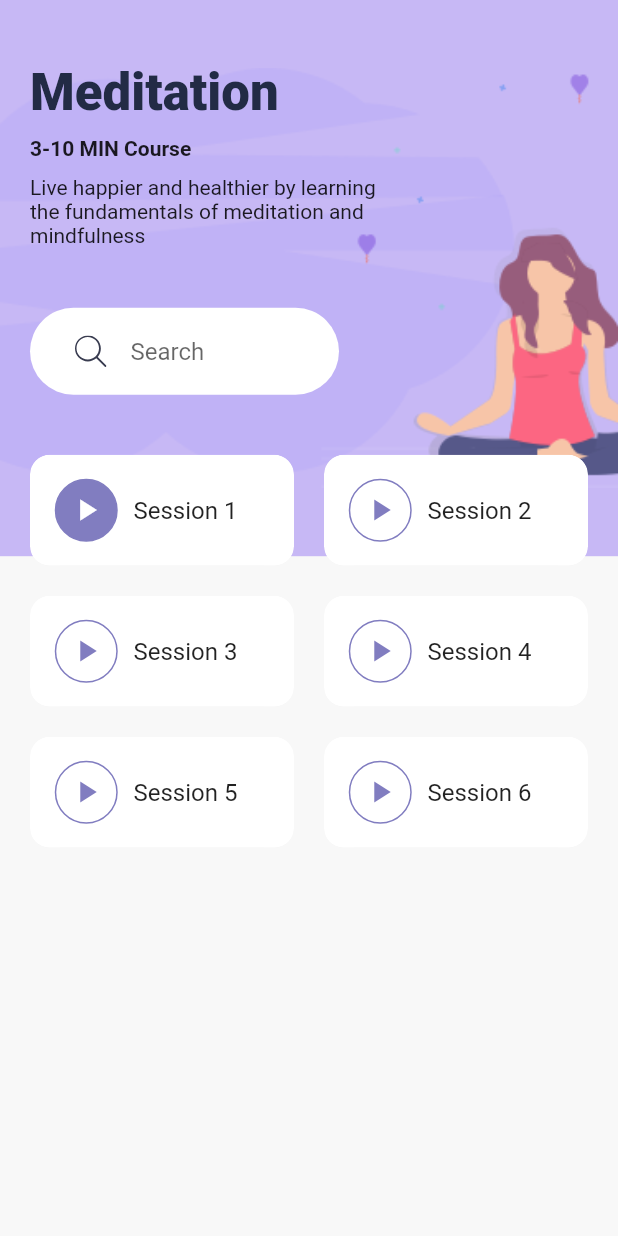
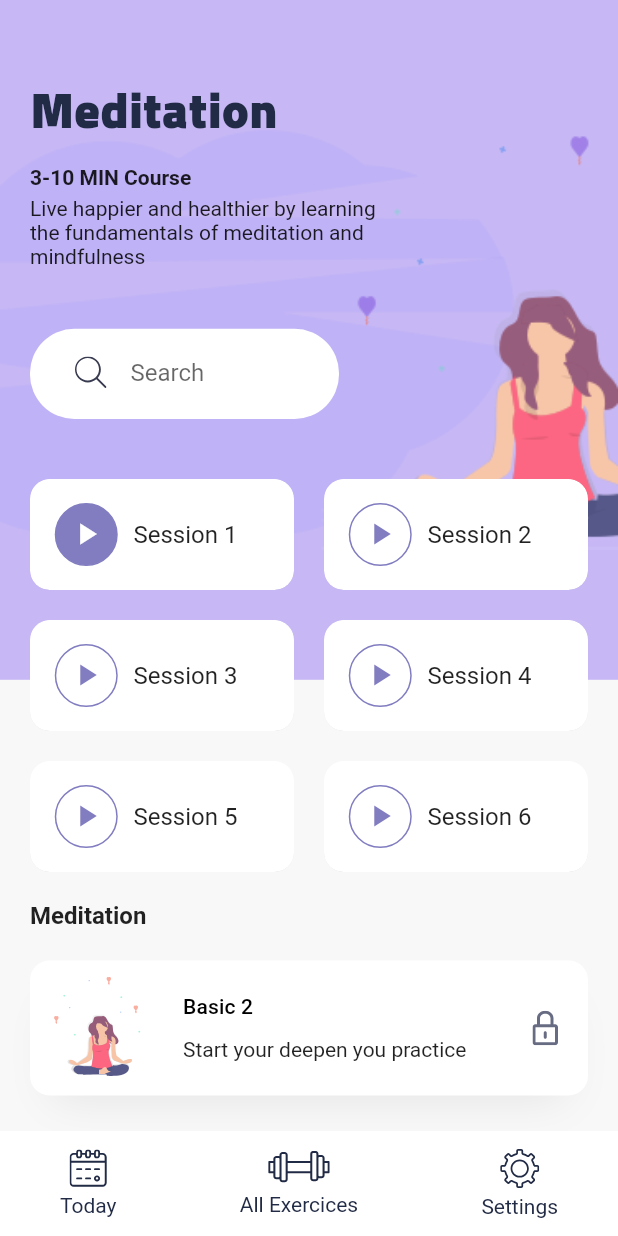
Before and after one commit to RichardsonMM/Meditation_App, a Flutter app: the screen it shows after launch, after a tap on "Meditation", on a phone screen of 412 x 824 dp. Run offline on Flutter 3.47's test engine with Material 2 defaults, Android fonts, the phone set to English and light mode, and no system bars; our stand-ins replace flutter_svg; Roboto replaces fonts that are missing (Cario).

Commit message:
Projeto em Desenvolvimento

```diff
--- a/lib/main.dart
+++ b/lib/main.dart
@@ -127,31 +127,41 @@ class HomeScreen extends StatelessWidget {
   }
 }
 
-class BottomNavItem extends StatelessWidget {
+class BottomNavItem extends StatefulWidget {
   final String svgSrc;
   final String title;
   final VoidCallback press;
-  final bool isActive;
+  final bool isActive_Today;
+  final bool isActive_All;
+  final bool isActive_Settings;
   const BottomNavItem({
     Key? key,
     required this.svgSrc,
     required this.title,
     required this.press,
-    this.isActive = false,
+    required this.isActive_Today,
+    required this.isActive_All,
+    required this.isActive_Settings,
   }) : super(key: key);
 
   @override
+  State<BottomNavItem> createState() => _BottomNavItemState();
+}
+
+class _BottomNavItemState extends State<BottomNavItem> {
+  @override
   Widget build(BuildContext context) {
     return GestureDetector(
-      onTap: press,
+      onTap: widget.press,
       child: Column(
         mainAxisAlignment: MainAxisAlignment.spaceAround,
         children: [
-          SvgPicture.asset(svgSrc,
-              color: isActive ? kActiveIconColor : kTextColor),
+          SvgPicture.asset(widget.svgSrc,
+              color: widget.isActive_Today ? kActiveIconColor : kTextColor),
           Text(
-            title,
-            style: TextStyle(color: isActive ? kActiveIconColor : kTextColor),
+            widget.title,
+            style: TextStyle(
+                color: widget.isActive_Today ? kActiveIconColor : kTextColor),
           ),
         ],
       ),
--- a/lib/screens/details_screen.dart
+++ b/lib/screens/details_screen.dart
@@ -1,5 +1,7 @@
 import 'package:flutter/material.dart';
+import 'package:flutter_svg/flutter_svg.dart';
 import 'package:meditation_app/constants.dart';
+import 'package:meditation_app/widgets/bottom_nav_bar.dart';
 
 import '../widgets/search_bar.dart';
 import '../widgets/session_card.dart';
@@ -9,10 +11,11 @@ class DetailsScreen extends StatelessWidget {
   Widget build(BuildContext context) {
     Size size = MediaQuery.of(context).size;
     return Scaffold(
+      bottomNavigationBar: BottomNavBar(),
       body: Stack(
         children: [
           Container(
-            height: size.height * .45,
+            height: size.height * .55,
             decoration: const BoxDecoration(
               color: kBlueLightColor,
               image: DecorationImage(
@@ -24,6 +27,8 @@ class DetailsScreen extends StatelessWidget {
           SafeArea(
             child: Padding(
               padding: const EdgeInsets.symmetric(horizontal: 20),
+              child: SingleChildScrollView(
+                scrollDirection: Axis.vertical,
                 child: Column(
                   crossAxisAlignment: CrossAxisAlignment.start,
                   children: [
@@ -32,53 +37,107 @@ class DetailsScreen extends StatelessWidget {
                     ),
                     Text(
                       "Meditation",
-                    style: Theme.of(context)
-                        .textTheme
-                        .headline4
-                        ?.copyWith(fontWeight: FontWeight.w900),
+                      style: Theme.of(context).textTheme.headline4?.copyWith(
+                          fontWeight: FontWeight.w900, fontFamily: "Cairo"),
                     ),
-                  SizedBox(height: 10),
-                  Text(
+                    const SizedBox(height: 5),
+                    const Text(
                       "3-10 MIN Course",
                       style: TextStyle(fontWeight: FontWeight.bold),
                     ),
-                  SizedBox(height: 10),
+                    const SizedBox(height: 5),
                     SizedBox(
                       width: size.width * .6,
-                    child: Text(
+                      child: const Text(
                         "Live happier and healthier by learning the fundamentals of meditation and mindfulness",
                       ),
                     ),
                     SizedBox(
                       width: size.width * .5,
-                    child: SearchBar(),
+                      height: size.height * .17,
+                      child: const SearchBar(),
                     ),
                     Wrap(
                       spacing: 20,
                       runSpacing: 20,
-                    children: const [
+                      children: [
                         SessionCard(
                           sessionNum: 1,
                           isDone: true,
+                          press: () {},
                         ),
                         SessionCard(
                           sessionNum: 2,
+                          press: () {},
                         ),
                         SessionCard(
                           sessionNum: 3,
+                          press: () {},
                         ),
                         SessionCard(
                           sessionNum: 4,
+                          press: () {},
                         ),
                         SessionCard(
                           sessionNum: 5,
+                          press: () {},
                         ),
                         SessionCard(
                           sessionNum: 6,
+                          press: () {},
                         ),
                       ],
+                    ),
+                    const SizedBox(height: 20),
+                    Text(
+                      "Meditation",
+                      style: Theme.of(context).textTheme.titleMedium?.copyWith(
+                          fontWeight: FontWeight.bold, fontFamily: "Cario"),
+                    ),
+                    Container(
+                      margin: EdgeInsets.symmetric(vertical: 20),
+                      padding: EdgeInsets.all(10),
+                      height: 90,
+                      decoration: BoxDecoration(
+                        color: Colors.white,
+                        borderRadius: BorderRadius.circular(13),
+                        boxShadow: const [
+                          BoxShadow(
+                            offset: Offset(0, 17),
+                            blurRadius: 23,
+                            spreadRadius: -13,
+                            color: kShadowColor,
                           )
                         ],
+                      ),
+                      child: Row(
+                        children: [
+                          SvgPicture.asset(
+                            "assets/icons/Meditation_women_small.svg",
+                          ),
+                          SizedBox(width: 20),
+                          Expanded(
+                            child: Column(
+                                mainAxisAlignment:
+                                    MainAxisAlignment.spaceEvenly,
+                                crossAxisAlignment: CrossAxisAlignment.start,
+                                children: [
+                                  Text(
+                                    "Basic 2",
+                                    style:
+                                        Theme.of(context).textTheme.subtitle2,
+                                  ),
+                                  Text("Start your deepen you practice")
+                                ]),
+                          ),
+                          Padding(
+                              padding: EdgeInsets.all(10),
+                              child: SvgPicture.asset("assets/icons/Lock.svg"))
+                        ],
+                      ),
+                    ),
+                  ],
+                ),
               ),
             ),
           )
--- a/lib/widgets/bottom_nav_bar.dart
+++ b/lib/widgets/bottom_nav_bar.dart
@@ -2,11 +2,19 @@ import 'package:flutter/material.dart';
 
 import '../main.dart';
 
-class BottomNavBar extends StatelessWidget {
+class BottomNavBar extends StatefulWidget {
   const BottomNavBar({
     Key? key,
   }) : super(key: key);
 
+  @override
+  State<BottomNavBar> createState() => _BottomNavBarState();
+}
+
+class _BottomNavBarState extends State<BottomNavBar> {
+  bool stateToday = false;
+  bool stateAll = false;
+  bool stateSettings = false;
   @override
   Widget build(BuildContext context) {
     return Container(
@@ -19,18 +27,38 @@ class BottomNavBar extends StatelessWidget {
           BottomNavItem(
             svgSrc: "assets/icons/calendar.svg",
             title: "Today",
-            press: () {},
+            press: () {
+              setState(() {
+                stateToday = !stateToday;
+              });
+            },
+            isActive_Today: stateToday,
+            isActive_All: stateAll,
+            isActive_Settings: stateSettings,
           ),
           BottomNavItem(
             svgSrc: "assets/icons/gym.svg",
             title: "All Exercices",
-            press: () {},
-            isActive: true,
+            press: () {
+              setState(() {
+                stateAll = !stateAll;
+              });
+            },
+            isActive_Today: stateToday,
+            isActive_All: stateAll,
+            isActive_Settings: stateSettings,
           ),
           BottomNavItem(
             svgSrc: "assets/icons/Settings.svg",
             title: "Settings",
-            press: () {},
+            press: () {
+              setState(() {
+                stateSettings = !stateSettings;
+              });
+            },
+            isActive_Today: stateToday,
+            isActive_All: stateAll,
+            isActive_Settings: stateSettings,
           ),
         ],
       ),
--- a/lib/widgets/search_bar.dart
+++ b/lib/widgets/search_bar.dart
@@ -9,7 +9,7 @@ class SearchBar extends StatelessWidget {
   @override
   Widget build(BuildContext context) {
     return Container(
-      margin: EdgeInsets.symmetric(vertical: 40),
+      margin: const EdgeInsets.symmetric(vertical: 40),
       padding: const EdgeInsets.symmetric(horizontal: 30, vertical: 5),
       decoration: BoxDecoration(
         color: Colors.white,
--- a/lib/widgets/session_card.dart
+++ b/lib/widgets/session_card.dart
@@ -5,10 +5,12 @@ import '../constants.dart';
 class SessionCard extends StatelessWidget {
   final int sessionNum;
   final bool isDone;
+  final VoidCallback press;
   const SessionCard({
     Key? key,
     required this.sessionNum,
     this.isDone = false,
+    required this.press,
   }) : super(key: key);
 
   @override
@@ -27,14 +29,15 @@ class SessionCard extends StatelessWidget {
                 BoxShadow(
                   offset: Offset(0, 17),
                   blurRadius: 23,
-                    spreadRadius: -13,
-                    color: kShadowColor,
+                  spreadRadius: -20,
+                  color: Colors.black,
                 ),
-                ]),
+              ],
+            ),
             child: Material(
               color: Colors.transparent,
               child: InkWell(
-                onTap: () {},
+                onTap: press,
                 child: Padding(
                   padding: const EdgeInsets.all(16),
                   child: Row(
@@ -52,7 +55,7 @@ class SessionCard extends StatelessWidget {
                           color: isDone ? Colors.white : kBlueColor,
                         ),
                       ),
-                      SizedBox(width: 10),
+                      const SizedBox(width: 10),
                       Text(
                         "Session $sessionNum",
                         style: Theme.of(context).textTheme.subtitle1,
```
Lines whose indentation alone changed are shown as unchanged.
